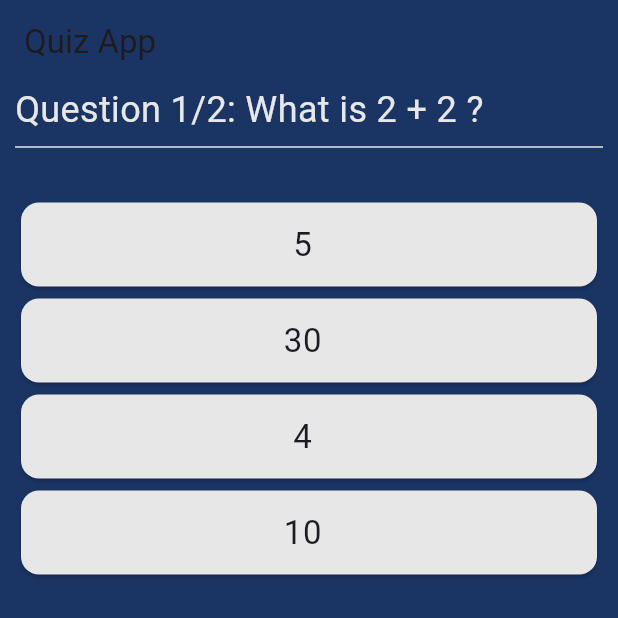
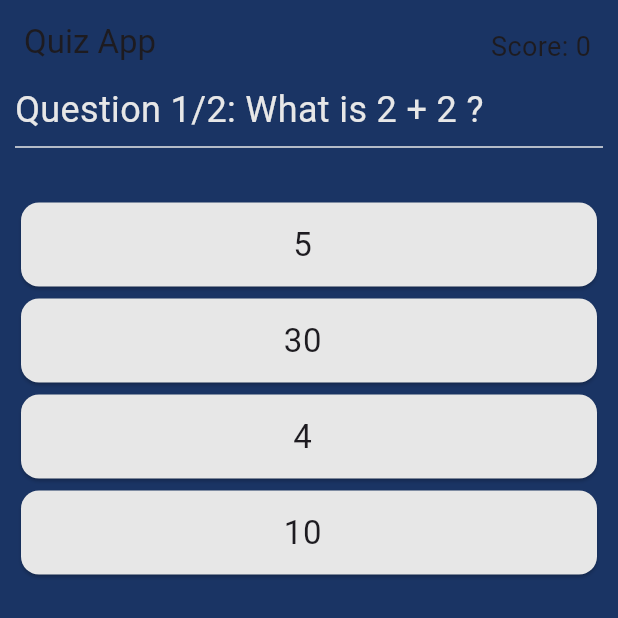
Before and after one commit to aya745/quizapp, a Flutter app: the screen it shows after launch, after a tap on "Next Question", on a phone screen of 412 x 824 dp, the top half of it. Run offline on Flutter 3.47's test engine with Material 3 defaults, Android fonts, the phone set to English and light mode, and no system bars.

Commit message:
added score

```diff
--- a/lib/screens/home_screen.dart
+++ b/lib/screens/home_screen.dart
@@ -32,6 +32,8 @@ class _HomeScreenState extends State<HomeScreen> {
 
   // create an index to loop through questions
   int index = 0;
+  // create a score variable
+  int score = 0;
   // create a boolean value to check if the user has clicked
   bool isPressed = false;
   // create a function to display the next question
@@ -71,6 +73,16 @@ class _HomeScreenState extends State<HomeScreen> {
         title: const Text('Quiz App'),
         backgroundColor: backround,
         shadowColor: Colors.transparent,
+        actions: [
+          Padding(
+            padding: const EdgeInsets.all(18.0),
+            child: Text(
+              'Score: $score',
+              style: const TextStyle(fontSize: 18.0),
+              ),
+              ),
+
+        ],
         ),
         body: Container(
           width: double.infinity,
```
